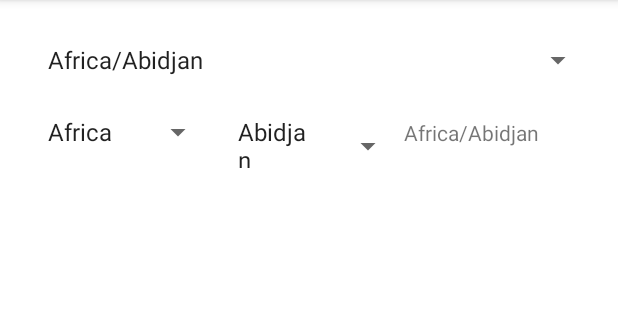
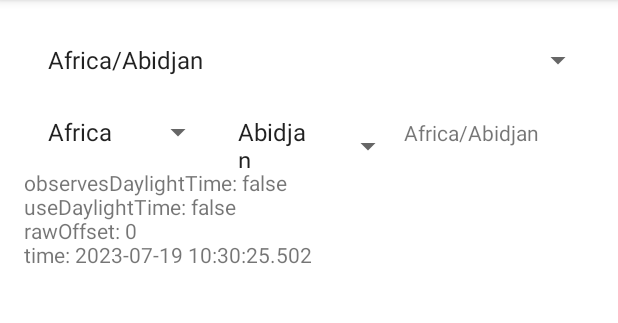
Before and after one commit to fourmigh/CaojunLibraryV2, an Android app: the fragment TimeFragment shown on its own in the app's theme, on a phone screen of 412 x 824 dp, the part 84-407 px from its top. Run offline under Robolectric (Android 15) with nearby library versions, the phone set to English and light mode, and no system bars.

Commit message:
timer模块增加时区相关方法

```diff
--- a/app/src/main/java/org/caojun/library/v2/fragment/TimeFragment.kt
+++ b/app/src/main/java/org/caojun/library/v2/fragment/TimeFragment.kt
@@ -1,8 +1,6 @@
 package org.caojun.library.v2.fragment
 
 import android.os.Bundle
-import android.text.TextUtils
-import android.util.Log
 import android.view.LayoutInflater
 import android.view.View
 import android.view.ViewGroup
@@ -11,6 +9,7 @@ import android.widget.ArrayAdapter
 import androidx.fragment.app.Fragment
 import org.caojun.library.timer.TimeZoneUtils
 import org.caojun.library.v2.databinding.FragmentTimeBinding
+import java.lang.StringBuilder
 
 class TimeFragment : Fragment() {
 
@@ -32,6 +31,15 @@ class TimeFragment : Fragment() {
         val adapter = ArrayAdapter(context, android.R.layout.simple_list_item_activated_1, timezones)
         adapter.setDropDownViewResource(android.R.layout.simple_spinner_dropdown_item)
         binding.spTimeZones.adapter = adapter
+        binding.spTimeZones.onItemSelectedListener = object : AdapterView.OnItemSelectedListener {
+            override fun onItemSelected(p0: AdapterView<*>?, p1: View?, p2: Int, p3: Long) {
+                val timeZone = timezones[binding.spTimeZones.selectedItemPosition]
+                showTimeZoneInfo(timeZone)
+            }
+
+            override fun onNothingSelected(p0: AdapterView<*>?) {
+            }
+        }
 
         val timezones2 = TimeZoneUtils.getTimeZones2()
         val adapterLeft = ArrayAdapter(context, android.R.layout.simple_list_item_activated_1, timezones2.first)
@@ -74,6 +82,21 @@ class TimeFragment : Fragment() {
         val leftIndex = binding.spTimeZoneLeft.selectedItemPosition
         val rightIndex = binding.spTimeZoneRight.selectedItemPosition
         binding.tvTimeZone.text = TimeZoneUtils.getTimeZone(leftIndex, rightIndex)
+
+        showTimeZoneInfo(binding.tvTimeZone.text.toString())
+    }
+
+    private fun showTimeZoneInfo(timeZone: String) {
+        val tz = TimeZoneUtils.getTimeZone(timeZone)
+        val sb = StringBuilder()
+        sb.append("observesDaylightTime: ${tz.observesDaylightTime()}")
+        sb.append("\n")
+        sb.append("useDaylightTime: ${tz.useDaylightTime()}")
+        sb.append("\n")
+        sb.append("rawOffset: ${tz.rawOffset}")
+        sb.append("\n")
+        sb.append("time: ${TimeZoneUtils.getFormatTime(timeZone)}")
+        binding.tvTimeZoneInfo.text = sb.toString()
     }
 
     override fun onDestroyView() {
--- a/app/src/main/res/layout/fragment_time.xml
+++ b/app/src/main/res/layout/fragment_time.xml
@@ -33,4 +33,8 @@
             android:layout_height="wrap_content"/>
     </LinearLayout>
 
+    <TextView
+        android:id="@+id/tvTimeZoneInfo"
+        android:layout_width="match_parent"
+        android:layout_height="wrap_content"/>
 </LinearLayout>
--- a/timer/src/main/java/org/caojun/library/timer/TimeZoneUtils.kt
+++ b/timer/src/main/java/org/caojun/library/timer/TimeZoneUtils.kt
@@ -1,9 +1,11 @@
 package org.caojun.library.timer
 
+import android.annotation.SuppressLint
+import java.text.SimpleDateFormat
+import java.util.Date
 import java.util.Enumeration
 import java.util.Hashtable
 import java.util.TimeZone
-
 
 object TimeZoneUtils {
 
@@ -29,20 +31,15 @@ object TimeZoneUtils {
         return sb.toString()
     }
 
-    fun getTimeZone(timeZone: String): Pair<String, String>? {
+    private fun getTimeZonePair(timeZone: String): Pair<String, String>? {
         val tz = timeZone.split(TIME_ZONE_SEPARATOR)
-        var left = ""
-        var right = ""
-        if (tz.size == 2) {
-            left = tz[0]
-            right = tz[1]
+        return if (tz.size == 2) {
+            Pair(tz[0], tz[1])
         } else if (tz.size == 1) {
-            left = ""
-            right = tz[0]
+            Pair("", tz[0])
         } else {
-            return null
+            null
         }
-        return Pair(left, right)
     }
 
     fun getTimeZones2(): Pair<List<String>, Hashtable<String, List<String>>> {
@@ -50,7 +47,7 @@ object TimeZoneUtils {
         val first = ArrayList<String>()
         val second = Hashtable<String, ArrayList<String>>()
         for (timeZone in timeZones) {
-            val pair = getTimeZone(timeZone) ?: continue
+            val pair = getTimeZonePair(timeZone) ?: continue
             val left = pair.first
             val right = pair.second
             if (!first.contains(left)) {
@@ -74,4 +71,15 @@ object TimeZoneUtils {
         }
         return Pair(first, third)
     }
+
+    fun getTimeZone(timeZone: String): TimeZone {
+        return TimeZone.getTimeZone(timeZone)
+    }
+
+    @SuppressLint("SimpleDateFormat")
+    fun getFormatTime(timeZone: String, dateFormat: String = "yyyy-MM-dd HH:mm:ss.SSS"): String {
+        val format = SimpleDateFormat(dateFormat)
+        format.timeZone = getTimeZone(timeZone)
+        return format.format(Date())
+    }
 }
```
